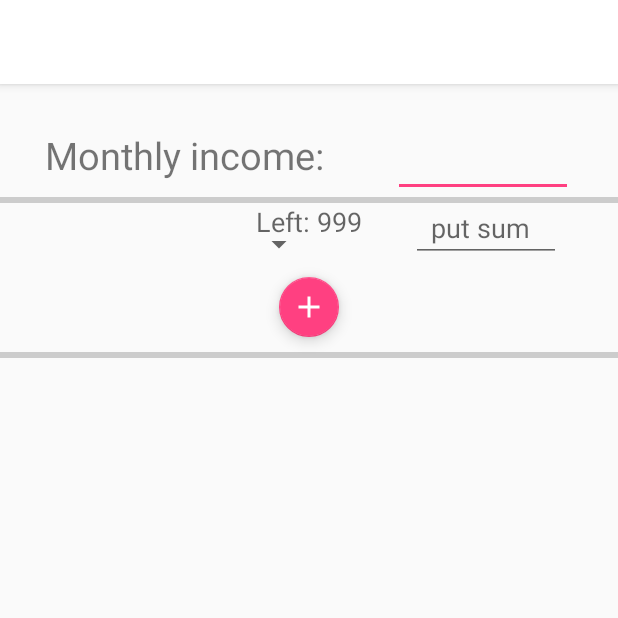
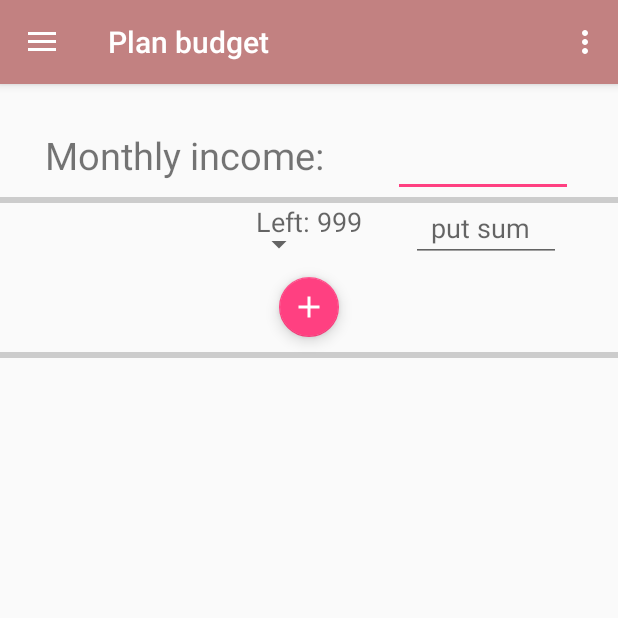
Before and after one commit to Geronimo-GG/FineFinRepo-master, an Android app: the screen it shows after launch (NewMain), in the side drawer, after a tap on "Plan budget", on a phone screen of 412 x 824 dp, the top half of it. Run offline under Robolectric (Android 15) with nearby library versions, the phone set to English and light mode, and no system bars; libraries missing offline, so code that uses them is left out: io.realm, io.realm.annotations; 19 statements that could not run were skipped.

Commit message:
advices dialogs

```diff
--- a/app/src/main/java/dariabeliaeva/diploma/com/finefin/BudgetFragment.java
+++ b/app/src/main/java/dariabeliaeva/diploma/com/finefin/BudgetFragment.java
@@ -64,6 +64,7 @@ public class BudgetFragment extends Fragment {
         categoriesAdapter = new CategoriesAdapter(getActivity());
         categoriesList.setLayoutManager(new LinearLayoutManager(getActivity()));
         categoriesList.setAdapter(categoriesAdapter);
+
 
         ArrayList<String> categoriesNames = new ArrayList<>();
         ArrayList<Categories> categories = new ArrayList<>();
--- a/app/src/main/java/dariabeliaeva/diploma/com/finefin/MainList.java
+++ b/app/src/main/java/dariabeliaeva/diploma/com/finefin/MainList.java
@@ -26,8 +26,11 @@ import java.util.ArrayList;
 import java.util.Collections;
 import java.util.Date;
 import java.util.List;
+import java.util.Random;
 
+import dariabeliaeva.diploma.com.finefin.dao.AdvicesDAO;
 import dariabeliaeva.diploma.com.finefin.dao.CategoriesDAO;
+import dariabeliaeva.diploma.com.finefin.data_models.Advices;
 import dariabeliaeva.diploma.com.finefin.data_models.Categories;
 import dariabeliaeva.diploma.com.finefin.data_models.Spendings;
 import io.realm.Realm;
@@ -97,10 +100,14 @@ public class MainList extends Fragment {
         cat.addCategory("Salary", "income");
         cat.addCategory("Lottery", "income");
         cat.addCategory("Gift", "income");
-        // Inflate the layout for this fragment
+
+        addAllAdvices(realm);
+
         return rootView;
 
     }
+
+
 
 
     @Override
@@ -150,5 +157,33 @@ public class MainList extends Fragment {
         itemTouchHelper.attachToRecyclerView(realmRecyclerView);
     }
 
+    private void addAllAdvices(Realm realm) {
+
+        AdvicesDAO advicesDAO = new AdvicesDAO();
+        realm.beginTransaction();
+        realm.clear(Advices.class);
+        realm.commitTransaction();
+        advicesDAO.addAdvice("Cut your losses short. The ‘it'll come back’ mentality is dangerous. One great way to do this is through the use of stop loss orders. Don't fear them. Use them. They are your best friend.\n");
+        advicesDAO.addAdvice("I will tell you how to become rich. Close the doors. Be fearful when others are greedy. Be greedy when others are fearful.\n");
+        advicesDAO.addAdvice("No one ever achieved financial security by being weak and scared.Confidence is contagious; it will bring more into your life.\n");
+        advicesDAO.addAdvice("Frugality isn’t about cutting your spending on everything. That approach wouldn't last two days. Frugality, quite simply, is about choosing the things you love enough to spend extravagantly on—and then cutting costs mercilessly on the things you don't love.\n");
+        advicesDAO.addAdvice("Comparison shop when it comes to choosing a primary financial institution. It's a very basic concept, but one that many people fail to grasp. The big banks are often the default choice, yet smaller and institutions like community banks and credit unions are considerably overlooked.\n");
+        advicesDAO.addAdvice("You don't have to start big...small steps over a lifetime really add up. Start funding your emergency fund with $10 a month, start investing with $50 a month. It is more important to get going than to wait for the big amounts of cash!\n");
+        advicesDAO.addAdvice("Live under your means. Know exactly what you earn each month and spend less. That's a step beyond living within your means. Take responsibility and choose where your money goes, instead of being influenced by whims, advertising, habits or peer pressure.\n");
+        advicesDAO.addAdvice("Know you want it, then wait for wholesale!\n");
+        advicesDAO.addAdvice("The most impactful approach to money management is spending less than you owe… By establishing a structured spending plan, which accounts for all expenses, you can focus on eliminating unnecessary expenses and commit your disposable income to building wealth.\n");
+        advicesDAO.addAdvice("Invest in yourself. Your career is the engine of your wealth.\n");
+        advicesDAO.addAdvice("Run your household like a business and manage your finances like a bank! The lack of money is not our problem it's the mismanagement of life holding us back from maximizing our earning potential.\n");
+        advicesDAO.addAdvice("Budget About 30% of Your Income for Lifestyle Spending. This includes movies, restaurants, and happy hours—basically, anything that doesn’t cover basic necessities. By abiding by the 30% rule, you can save and splurge at the same time.\n");
+        advicesDAO.addAdvice("Draft a Financial Vision Board. You need motivation to start adopting better money habits, and if you craft a vision board, it can help remind you to stay on track with your financial goals.\n");
+        advicesDAO.addAdvice("Set Specific Financial Goals. Use numbers and dates, not just words, to describe what you want to accomplish with your money. How much debt do you want to pay off—and when? How much do you want saved, and by what date?\n");
+        advicesDAO.addAdvice("Learn How to Savor. Savoring means appreciating what you have now, instead of trying to get happy by acquiring more things.\n");
+        advicesDAO.addAdvice("Shop Solo. Ever have a friend declare, “That’s so cute on you! You have to get it!” for everything you try on? Save your socializing for a walk in the park, instead of a stroll through the mall, and treat shopping with serious attention.\n");
+        advicesDAO.addAdvice("Spend on the Real You—Not the Imaginary You. It’s easy to fall into the trap of buying for the person you want to be: chef, professional stylist, triathlete.\n");
+        advicesDAO.addAdvice("Start Saving ASAP. Not next week. Not when you get a raise. Not next year. Today. Because money you put in your retirement fund now will have more time to grow through the power of compound growth.\n");
+        advicesDAO.addAdvice("Open a Savings Account at a Different Bank Than Where You Have Your Checking Account. If you keep both your accounts at the same bank, it’s easy to transfer money from your savings to your checking. Way too easy. So avoid the problem—and these other money pitfalls.\n");
+        advicesDAO.addAdvice("The three basics of a solid financial foundation. Credit card debt paid off.Emergency fund stocked up. Retirement account(s) in existence and growing.Everything else (travel, homeownership, investments) should come after.\n");
+
+    }
 
 }
--- a/app/src/main/java/dariabeliaeva/diploma/com/finefin/NewMain.java
+++ b/app/src/main/java/dariabeliaeva/diploma/com/finefin/NewMain.java
@@ -2,11 +2,13 @@ package dariabeliaeva.diploma.com.finefin;
 
 import android.app.Fragment;
 import android.app.FragmentTransaction;
+import android.content.DialogInterface;
 import android.content.Intent;
 import android.os.Bundle;
 import android.support.design.widget.FloatingActionButton;
 import android.support.design.widget.Snackbar;
 import android.support.design.widget.TabLayout;
+import android.support.v7.app.AlertDialog;
 import android.view.View;
 import android.support.design.widget.NavigationView;
 import android.support.v4.view.GravityCompat;
@@ -18,7 +20,13 @@ import android.view.Menu;
 import android.view.MenuItem;
 import android.widget.Spinner;
 
+import java.util.Random;
+
+import dariabeliaeva.diploma.com.finefin.dao.AdvicesDAO;
 import dariabeliaeva.diploma.com.finefin.dao.SpendingsDAO;
+import dariabeliaeva.diploma.com.finefin.data_models.Advices;
+import io.realm.Realm;
+import io.realm.RealmResults;
 
 public class NewMain extends AppCompatActivity
         implements NavigationView.OnNavigationItemSelectedListener {
@@ -41,7 +49,7 @@ public class NewMain extends AppCompatActivity
         tabs = (TabLayout) findViewById(R.id.tabs);
         spinner = (Spinner) findViewById(R.id.spinner);
 
-
+        showRandomAdvice(Realm.getDefaultInstance());
 
         DrawerLayout drawer = (DrawerLayout) findViewById(R.id.drawer_layout);
         ActionBarDrawerToggle toggle = new ActionBarDrawerToggle(
@@ -153,4 +161,48 @@ public class NewMain extends AppCompatActivity
     public Spinner getSpinner() {
         return spinner;
     }
+
+    private void addAllAdvices(Realm realm) {
+
+        AdvicesDAO advicesDAO = new AdvicesDAO();
+        realm.beginTransaction();
+        realm.clear(Advices.class);
+        realm.commitTransaction();
+        advicesDAO.addAdvice("Cut your losses short. The ‘it'll come back’ mentality is dangerous. One great way to do this is through the use of stop loss orders. Don't fear them. Use them. They are your best friend.\n");
+        advicesDAO.addAdvice("I will tell you how to become rich. Close the doors. Be fearful when others are greedy. Be greedy when others are fearful.\n");
+        advicesDAO.addAdvice("No one ever achieved financial security by being weak and scared.Confidence is contagious; it will bring more into your life.\n");
+        advicesDAO.addAdvice("Frugality isn’t about cutting your spending on everything. That approach wouldn't last two days. Frugality, quite simply, is about choosing the things you love enough to spend extravagantly on—and then cutting costs mercilessly on the things you don't love.\n");
+        advicesDAO.addAdvice("Comparison shop when it comes to choosing a primary financial institution. It's a very basic concept, but one that many people fail to grasp. The big banks are often the default choice, yet smaller and institutions like community banks and credit unions are considerably overlooked.\n");
+        advicesDAO.addAdvice("You don't have to start big...small steps over a lifetime really add up. Start funding your emergency fund with $10 a month, start investing with $50 a month. It is more important to get going than to wait for the big amounts of cash!\n");
+        advicesDAO.addAdvice("Live under your means. Know exactly what you earn each month and spend less. That's a step beyond living within your means. Take responsibility and choose where your money goes, instead of being influenced by whims, advertising, habits or peer pressure.\n");
+        advicesDAO.addAdvice("Know you want it, then wait for wholesale!\n");
+        advicesDAO.addAdvice("The most impactful approach to money management is spending less than you owe… By establishing a structured spending plan, which accounts for all expenses, you can focus on eliminating unnecessary expenses and commit your disposable income to building wealth.\n");
+        advicesDAO.addAdvice("Invest in yourself. Your career is the engine of your wealth.\n");
+        advicesDAO.addAdvice("Run your household like a business and manage your finances like a bank! The lack of money is not our problem it's the mismanagement of life holding us back from maximizing our earning potential.\n");
+        advicesDAO.addAdvice("Budget About 30% of Your Income for Lifestyle Spending. This includes movies, restaurants, and happy hours—basically, anything that doesn’t cover basic necessities. By abiding by the 30% rule, you can save and splurge at the same time.\n");
+        advicesDAO.addAdvice("Draft a Financial Vision Board. You need motivation to start adopting better money habits, and if you craft a vision board, it can help remind you to stay on track with your financial goals.\n");
+        advicesDAO.addAdvice("Set Specific Financial Goals. Use numbers and dates, not just words, to describe what you want to accomplish with your money. How much debt do you want to pay off—and when? How much do you want saved, and by what date?\n");
+        advicesDAO.addAdvice("Learn How to Savor. Savoring means appreciating what you have now, instead of trying to get happy by acquiring more things.\n");
+        advicesDAO.addAdvice("Shop Solo. Ever have a friend declare, “That’s so cute on you! You have to get it!” for everything you try on? Save your socializing for a walk in the park, instead of a stroll through the mall, and treat shopping with serious attention.\n");
+        advicesDAO.addAdvice("Spend on the Real You—Not the Imaginary You. It’s easy to fall into the trap of buying for the person you want to be: chef, professional stylist, triathlete.\n");
+        advicesDAO.addAdvice("Start Saving ASAP. Not next week. Not when you get a raise. Not next year. Today. Because money you put in your retirement fund now will have more time to grow through the power of compound growth.\n");
+        advicesDAO.addAdvice("Open a Savings Account at a Different Bank Than Where You Have Your Checking Account. If you keep both your accounts at the same bank, it’s easy to transfer money from your savings to your checking. Way too easy. So avoid the problem—and these other money pitfalls.\n");
+        advicesDAO.addAdvice("The three basics of a solid financial foundation. Credit card debt paid off.Emergency fund stocked up. Retirement account(s) in existence and growing.Everything else (travel, homeownership, investments) should come after.\n");
+
+    }
+
+    private void showRandomAdvice(Realm realm) {
+        RealmResults<Advices> res = realm.where(Advices.class).findAll();
+        Advices advices = res.get(new Random().nextInt(res.size()));
+        new AlertDialog.Builder(this)
+                .setMessage(advices.getAdvice())
+                .setPositiveButton("Cool, thanks for advice", new DialogInterface.OnClickListener() {
+                    @Override
+                    public void onClick(DialogInterface dialogInterface, int i) {
+                        dialogInterface.dismiss();
+                    }
+                })
+                .show();
+    }
+
 }
--- a/app/src/main/res/layout/activity_main.xml
+++ b/app/src/main/res/layout/activity_main.xml
@@ -40,7 +40,7 @@
                 android:id="@+id/toolbar"
                 android:layout_width="match_parent"
                 android:layout_height="?attr/actionBarSize"
-                android:background="#0fffffff"
+                android:background="?attr/colorPrimary"
                 app:layout_collapseMode="pin"
                 app:popupTheme="@style/ThemeOverlay.AppCompat.Light" />
         </android.support.design.widget.CollapsingToolbarLayout>
--- a/app/src/main/res/layout/app_bar_new_main.xml
+++ b/app/src/main/res/layout/app_bar_new_main.xml
@@ -16,13 +16,13 @@
             android:id="@+id/toolbar"
             android:layout_width="match_parent"
             android:layout_height="?attr/actionBarSize"
-            android:background="#ffffff"
+            android:background="?attr/colorPrimary"
             app:popupTheme="@style/AppTheme.PopupOverlay">
             <Spinner
                 android:id="@+id/spinner"
                 android:layout_width="wrap_content"
                 android:layout_height="wrap_content"
-                android:popupBackground="#00ffffff"
+                android:popupBackground="#ffffff"
                 android:visibility="gone"/>
         </android.support.v7.widget.Toolbar>
 
```
Also changed, not shown: 1 other file.
